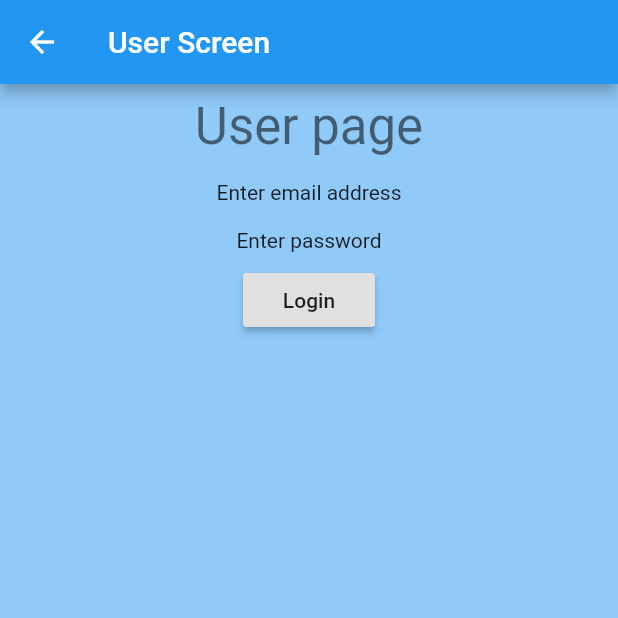
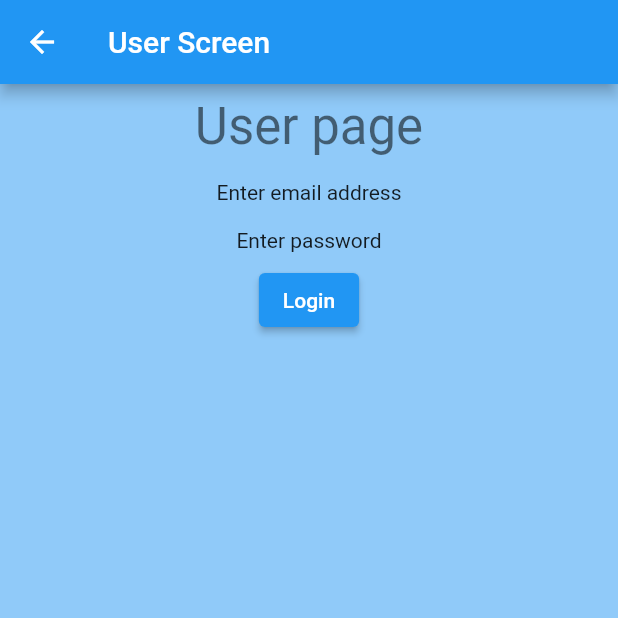
Before and after one commit to dleurs/Flutter-Navigator-2.0-demo-with-Authentication-mecanism, a Flutter app: the screen it shows after launch, after a tap on the "portrait" icon, on a phone screen of 412 x 824 dp, the top half of it. Run offline on Flutter 3.47's test engine with Material 2 defaults, Android fonts, the light colour scheme and no system bars; our stand-ins replace bloc, equatable, flutter_bloc.

Commit message:
updated deprecated button

```diff
--- a/lib/src/screen/user_screen.dart
+++ b/lib/src/screen/user_screen.dart
@@ -38,7 +38,7 @@ class _UserScreenState extends BaseScreenState<UserScreen> {
         child: Text('Enter password'),
       ));
       column.add(
-        RaisedButton(
+        ElevatedButton(
           onPressed: () {
             this.doLogin();
           },
```
